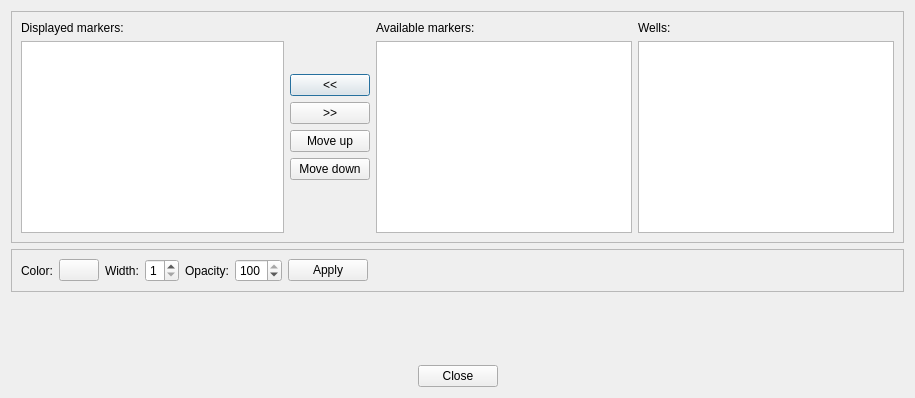
Old version of the form GridUI/markeritemsdialog.ui in the repository fsoos74/su.
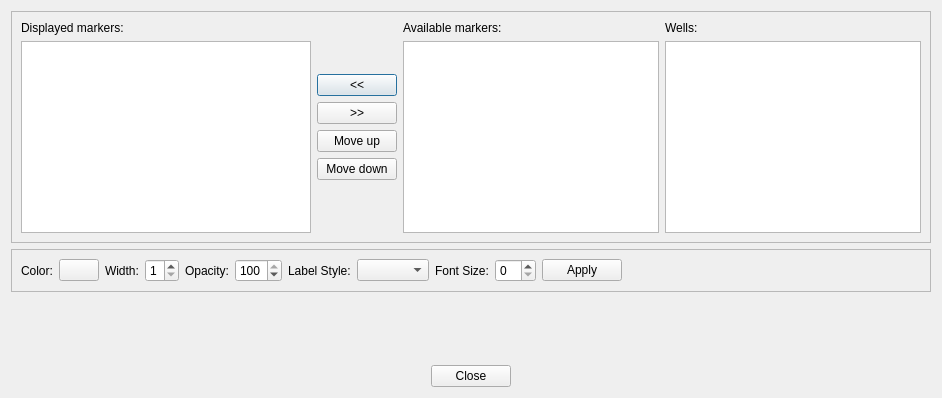
New version of the form. Custom widgets are drawn as their Qt base class.

Commit message: markeritem label style and font size selectable

Diff of the .ui file:
```diff
--- a/GridUI/markeritemsdialog.ui
+++ b/GridUI/markeritemsdialog.ui
@@ -6,7 +6,7 @@
    <rect>
     <x>0</x>
     <y>0</y>
-    <width>915</width>
+    <width>942</width>
     <height>398</height>
    </rect>
   </property>
@@ -206,6 +206,26 @@
         </property>
        </widget>
       </item>
+      <item>
+       <widget class="QLabel" name="label_7">
+        <property name="text">
+         <string>Label Style:</string>
+        </property>
+       </widget>
+      </item>
+      <item>
+       <widget class="QComboBox" name="cbLabelStyle"/>
+      </item>
+      <item>
+       <widget class="QLabel" name="label_8">
+        <property name="text">
+         <string>Font Size:</string>
+        </property>
+       </widget>
+      </item>
+      <item>
+       <widget class="QSpinBox" name="sbFontSize"/>
+      </item>
       <item>
        <widget class="QPushButton" name="pbApply">
         <property name="text">
```
The commit also changes 5 other files.
